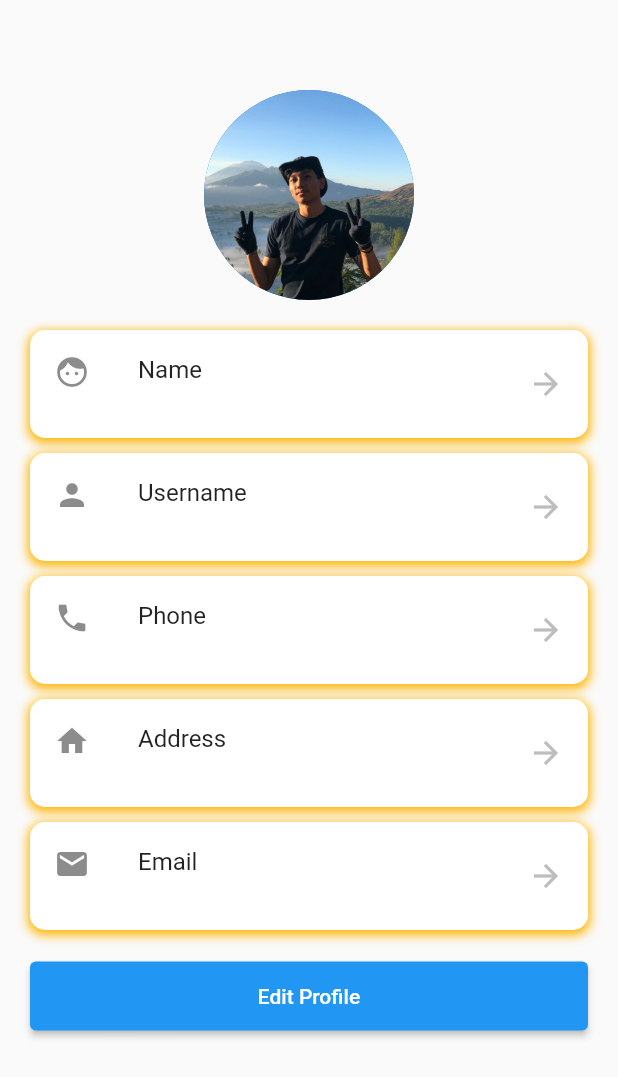
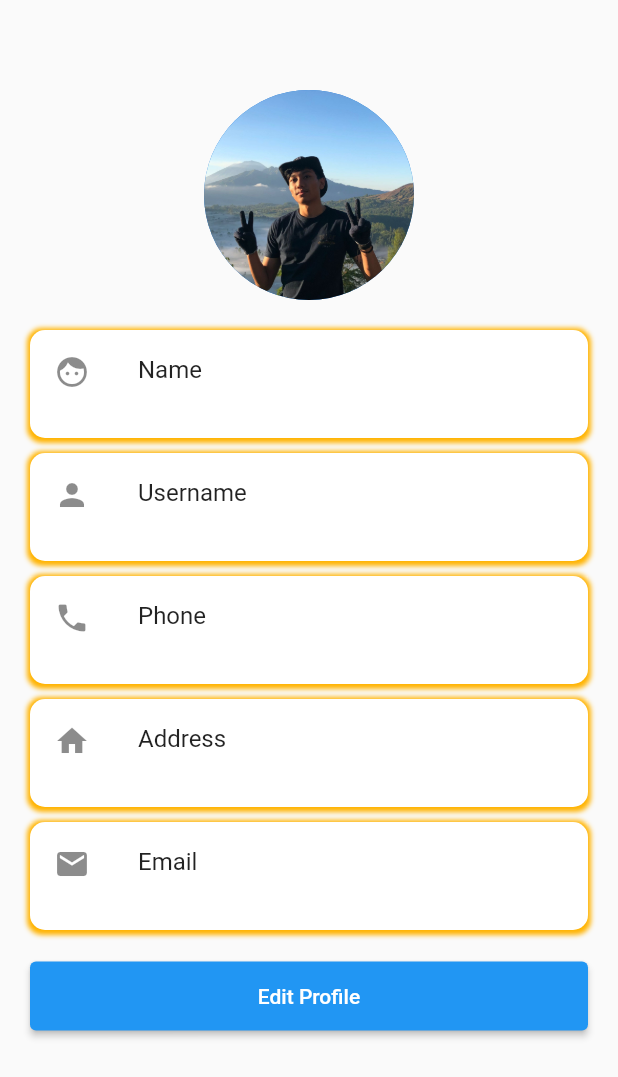
Before and after one commit to siwakasen/tubes_pbp, a Flutter app: the ProfileView screen opened directly with empty values, on a phone screen of 412 x 824 dp. Shown: the top 1077 px of the screen. Run offline on Flutter 3.47's test engine with Material 2 defaults, Android fonts, the phone set to English and light mode, and no system bars; our stand-ins replace flutter_slidable, image_picker, shared_preferences, sqflite; missing offline and left inert: checkbox_formfield, image_picker_platform_interface; accounts and stored records are empty.

Commit message:
finish app

```diff
--- a/lib/view/profile/profile_view.dart
+++ b/lib/view/profile/profile_view.dart
@@ -106,21 +106,20 @@
   itemProfile(String title, String subtitle, Icon icon) {
     return Container(
       decoration: BoxDecoration(
-          color: Colors.white,
+          color: globals.isDarkMode ? Colors.black12 : Colors.white,
           borderRadius: BorderRadius.circular(10),
           boxShadow: [
             BoxShadow(
-                offset: Offset(0, 2),
-                color: Colors.amber[600]!,
-                spreadRadius: 1,
-                blurRadius: 5)
+                offset: Offset(0, 1),
+                color: globals.isDarkMode ? Colors.black54 : Colors.amber[600]!,
+                spreadRadius: 2,
+                blurRadius: 2)
           ]),
       child: ListTile(
         title: Text(title),
         subtitle: Text(subtitle),
         leading: icon,
-        trailing: Icon(Icons.arrow_forward, color: Colors.grey.shade400),
-        tileColor: Colors.white,
+        tileColor: globals.isDarkMode ? Colors.black54 : Colors.white,
       ),
     );
   }
--- a/lib/view/userView/homeBottom.dart
+++ b/lib/view/userView/homeBottom.dart
@@ -3,7 +3,7 @@
 import 'package:ugd2_pbp/view/adminView/addMenu.dart';
 import 'package:ugd2_pbp/model/user.dart';
 import 'package:ugd2_pbp/view/profile/profile_edit.dart';
-import 'package:ugd2_pbp/homeUpper.dart';
+import 'package:ugd2_pbp/view/userView/homeUpper.dart';
 import 'package:ugd2_pbp/component/darkModeState.dart' as globals;
 import 'package:ugd2_pbp/view/profile/profile_view.dart';
 
--- a/lib/view/userView/homeUpper.dart
+++ b/lib/view/userView/homeUpper.dart
@@ -15,9 +15,9 @@
   int _currentIndex = 0;
   // int selectedIndex = 0;
 
-  List<Widget> _tabs = [
-    GriddView(),
-    cobaGrid(),
+  final List<Widget> _tabs = [
+    const DashboardView(),
+    const ListFoodView(),
   ];
 
   @override
```
Also changed, not shown: lib/view/adminView/addMenu.dart (+30 -12 lines), lib/view/adminView/listAddFood.dart (+4 -4 lines), lib/view/userView/dashboard.dart (+33 -34 lines), images/templateKosong.png (added).
